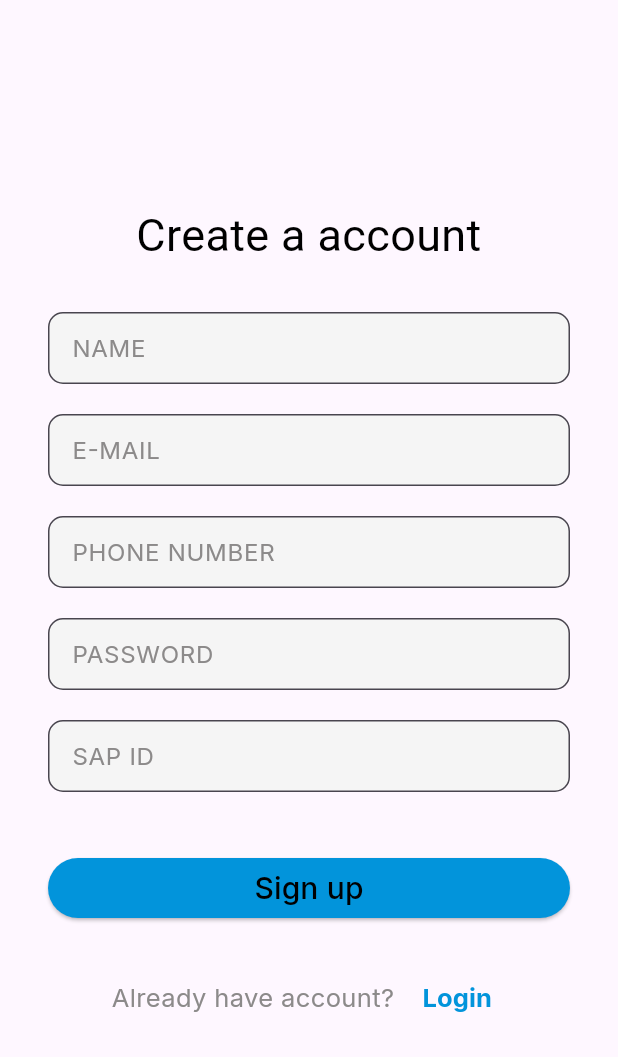
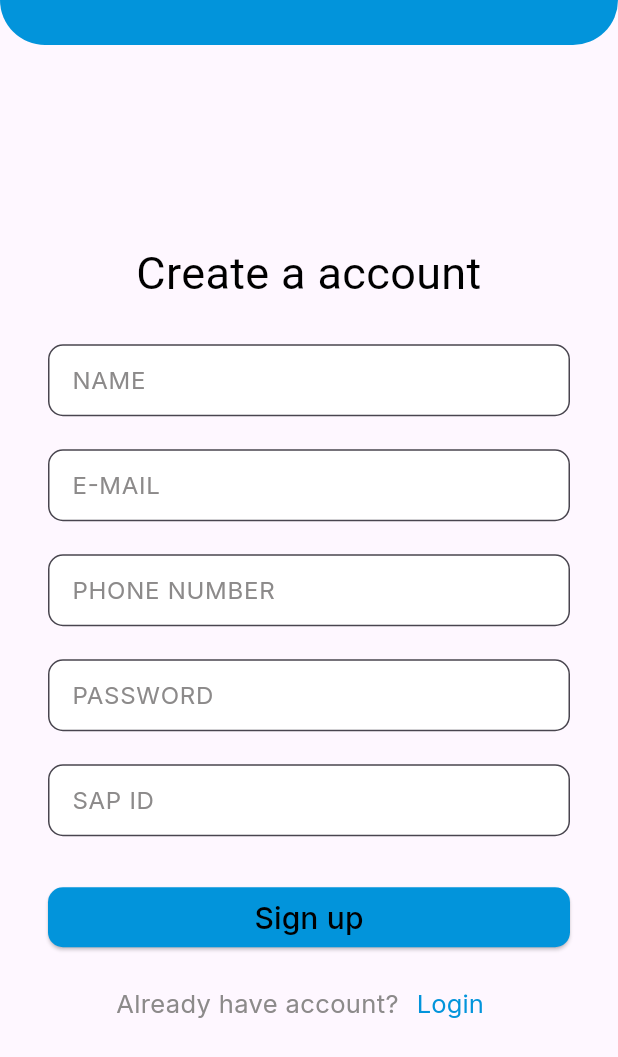
Before and after one commit to IEEE-DITU/DIT-Events, a Flutter app: the screen it shows after launch, after a tap on "Sign Up!", on a phone screen of 412 x 824 dp. Shown: the top 1057 px of the screen. Run offline on Flutter 3.47's test engine with Material 3 defaults, Android fonts, the phone set to English and light mode, and no system bars; our stand-ins replace google_fonts.

Commit message:
first commit

```diff
--- a/lib/custom_widgets/button.dart
+++ b/lib/custom_widgets/button.dart
@@ -1,24 +1,39 @@
 import 'package:flutter/material.dart';
 import 'package:google_fonts/google_fonts.dart';
+import 'package:dit_events/utils/colors.dart';
 class button extends StatelessWidget {
   final String txt;
   final VoidCallback? callback;
   const button(this.txt,this.callback);
   @override
-  Widget build(BuildContext context) => ElevatedButton(style: ElevatedButton.styleFrom(
-        backgroundColor: const Color.fromRGBO(2, 148, 219, 1)),
+  Widget build(BuildContext context)
+  {
+    return Container
+      (
+      child: ElevatedButton(style: ElevatedButton.styleFrom
+        (
+          backgroundColor: CustomColors.blueColor1,
+          shape: RoundedRectangleBorder(
+      borderRadius: BorderRadius.circular(10),
+      ),
+      ),
         onPressed: () {
           callback!();
         },
-      child:  SizedBox(
+        child: SizedBox(
           width: double.infinity,
           child: Text(txt,
             style: GoogleFonts.inter(
+            textStyle: const TextStyle(
               fontSize: 20,
               color: Color.fromRGBO(0, 0, 0, 1),
             ),
+            ),
             textAlign: TextAlign.center,
+          ),
+
         ),
       ),
     );
   }
+}
--- a/lib/custom_widgets/inputfield_widget.dart
+++ b/lib/custom_widgets/inputfield_widget.dart
@@ -8,14 +8,13 @@ class inputfield_widget extends StatelessWidget {
   @override
   Widget build(BuildContext context) {
     return TextField(
-      // style: const TextStyle(color:Color.fromRGBO(0, 0, 0, 1)),
-      decoration: InputDecoration(
+       decoration: InputDecoration(
         isDense: true,
         filled: true,
         fillColor: bgcolor,
         border: OutlineInputBorder(
             borderRadius: BorderRadius.circular(10),
-            borderSide: const BorderSide(color: Color.fromRGBO(140, 138, 138,1),width: 1),
+            borderSide: const BorderSide(color: Color.fromRGBO(100, 100, 100, 1),width: 1),
         ),
         hintText: hintText,
         hintStyle:GoogleFonts.inter
--- a/lib/screens/Signup_screen.dart
+++ b/lib/screens/Signup_screen.dart
@@ -17,15 +17,32 @@ class _Signup_screenState extends State<Signup_screen> {
   final String pass="PASSWORD";
   final String phoneno="PHONE NUMBER";
   final String Sapid="SAP ID";
-  final String text1="Already have account? ";
-  final String text2=" Login";
+  final String text1="Already have account?";
+  final String text2="Login";
   @override
   Widget build(BuildContext context)
   {
     return Scaffold(
+        appBar: PreferredSize(
+        preferredSize: Size.fromHeight(30.0),
+          child: Container(
+          width: double.infinity,
+              child: AppBar(
+             backgroundColor: CustomColors.blueColor1,
+              automaticallyImplyLeading: false,
+                shape:const  RoundedRectangleBorder(
+                borderRadius: BorderRadius.only(
+                bottomLeft: Radius.circular(80),
+                bottomRight: Radius.circular(80),
+                ),
+                ),
+                ),
+        ),
+        ),
           body:  Center(
             child: Padding(
               padding:const  EdgeInsets.only(left:32,right:32),
+              child: SingleChildScrollView(
               child: Column(
                   mainAxisAlignment: MainAxisAlignment.center,
                   children: [
@@ -38,23 +55,23 @@ class _Signup_screenState extends State<Signup_screen> {
                         fontWeight:FontWeight.w400
                     ),
                   ),
-              const SizedBox(height: 30),
-              inputfield_widget(name,false,CustomColors.backgroundColor),
+                  const SizedBox(height: 26),
+                  inputfield_widget(name,false,CustomColors.white),
 
-              const SizedBox(height: 20),
-              inputfield_widget(mail,false,CustomColors.backgroundColor),
+                  const SizedBox(height: 22),
+                  inputfield_widget(mail,false,CustomColors.white),
 
-              const SizedBox(height: 20),
-              inputfield_widget(phoneno,false,CustomColors.backgroundColor),
+                  const SizedBox(height: 22),
+                  inputfield_widget(phoneno,false,CustomColors.white),
 
-              const SizedBox(height: 20),
-              inputfield_widget(pass,true,CustomColors.backgroundColor),
+                  const SizedBox(height: 22),
+                  inputfield_widget(pass,true,CustomColors.white),
 
                   //input field via password
-              const SizedBox(height: 20),
-              inputfield_widget(Sapid,false,CustomColors.backgroundColor),
+                  const SizedBox(height: 22),
+                  inputfield_widget(Sapid,false,CustomColors.white),
 
-              const SizedBox(height: 40),
+                  const SizedBox(height: 30),
                   button(signup,()
                   {
                     print('Continue as guest button pressed!');
@@ -62,7 +79,7 @@ class _Signup_screenState extends State<Signup_screen> {
                   ),
 
                   // to show and print text of sign up and account
-              Container(height: 25),
+                  Container(height: 10),
                   Row(
                     mainAxisAlignment: MainAxisAlignment.center,
                     children: [
@@ -86,7 +103,7 @@ class _Signup_screenState extends State<Signup_screen> {
                             style: GoogleFonts.inter(
                               fontSize:17,
                               color: CustomColors.blueColor1,
-                          fontWeight:FontWeight.w700,
+                              fontWeight:FontWeight.w400,
                             ),
                           )
                       )
@@ -96,6 +113,7 @@ class _Signup_screenState extends State<Signup_screen> {
               ),
             ),
             ),
+          ),
         );
       }
     }
--- a/lib/screens/login_screen.dart
+++ b/lib/screens/login_screen.dart
@@ -18,8 +18,8 @@ class _Login_screenState extends State<Login_screen> {
   final String login='Login';
   final String mail='E-mail';
   final String pass="Password";
-  final String text1="Don't have an account? ";
-  final String text2=" Sign Up!";
+  final String text1="Don't have an account?";
+  final String text2="Sign Up!";
   final String text3="Continue as Guest";
   @override
   Widget build(BuildContext context)
@@ -28,6 +28,7 @@ class _Login_screenState extends State<Login_screen> {
       body:  Center(
         child: Padding(
           padding:const  EdgeInsets.only(left:32,right:32),
+        child:SingleChildScrollView(
         child: Column(
             mainAxisAlignment: MainAxisAlignment.center,
             children: [
@@ -67,7 +68,7 @@ class _Login_screenState extends State<Login_screen> {
                divider(),
 
               // button 2(guest button)
-              const SizedBox(height: 20),
+              const SizedBox(height: 19),
                 Guest(()
                 {
                 print('Continue as guest button pressed!');
@@ -76,7 +77,7 @@ class _Login_screenState extends State<Login_screen> {
                 ),
 
               // to show and print text of sign up and account
-              Container(height: 25),
+
               Row(
                 mainAxisAlignment: MainAxisAlignment.center,
                 children: [
@@ -84,7 +85,7 @@ class _Login_screenState extends State<Login_screen> {
                 text1,
                 textAlign: TextAlign.center,
                 style: GoogleFonts.inter(
-                    fontSize:17,
+                    fontSize:16,
                     color: CustomColors.greyColor2,
                     fontWeight:FontWeight.w400
                 ),
@@ -97,7 +98,7 @@ class _Login_screenState extends State<Login_screen> {
                  text2,
                   textAlign: TextAlign.center,
                   style:  GoogleFonts.inter(
-                    fontSize:17,
+                    fontSize:16,
                     color: CustomColors.blueColor1,
                     fontWeight:FontWeight.w700
                   ),
@@ -106,6 +107,7 @@ class _Login_screenState extends State<Login_screen> {
             ],
                  ),
             ],
+        ),
         ),
       ),
       ),
--- a/lib/utils/colors.dart
+++ b/lib/utils/colors.dart
@@ -8,4 +8,5 @@ class CustomColors
   static const blueColor1=Color(0xFF0294DB);
   static const btn1_txtColor=Color(0xFF000000);
   static const btn2_txtColor=Color(0xFF1A1A1A);
+  static const white=Color(0xFFFFFFFF);
 }
```
Lines whose indentation alone changed are shown as unchanged.
